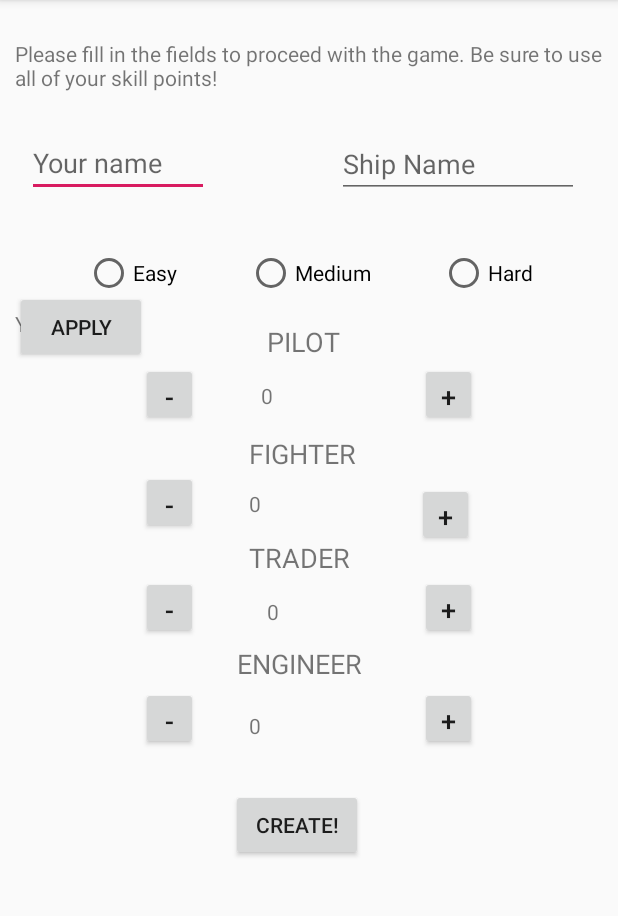
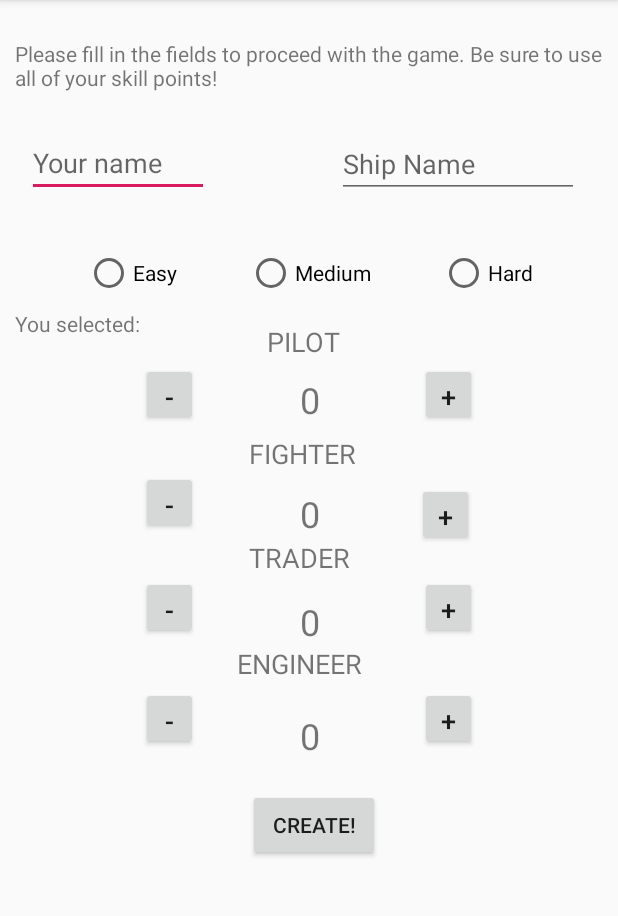
Before and after one commit to hannahli23/SpaceTraders, an Android app: the screen it shows after launch (MainActivity), on a phone screen of 412 x 824 dp, the part 84-1000 px from its top. Run offline under Robolectric (Android 15) with nearby library versions, the phone set to English and light mode, and no system bars.

Commit message:
minor tweaks here and there

```diff
--- a/SpaceTraders/app/src/main/java/com/cosmiccoders/spacetraders/entity/Difficulty.java
+++ b/SpaceTraders/app/src/main/java/com/cosmiccoders/spacetraders/entity/Difficulty.java
@@ -1,9 +1,11 @@
 package com.cosmiccoders.spacetraders.entity;
 
 public enum Difficulty {
+    BEGINNER("beginner"),
     EASY("easy"),
     NORMAL("normal"),
-    HARD("hard")
+    HARD("hard"),
+    IMPOSSIBLE("impossible")
     ;
 
     private final String difficulty;
--- a/SpaceTraders/app/src/main/java/com/cosmiccoders/spacetraders/entity/Person.java
+++ b/SpaceTraders/app/src/main/java/com/cosmiccoders/spacetraders/entity/Person.java
@@ -89,12 +89,12 @@ public class Person {
 
     public String toString() {
         String ans = "You are " + name + " who travels on the " + ship.getShipName()
-                + " which is a " + ship.getShipType() + " type ship. You have "
+                + " which is a " + ship.getShipType() + " type ship. \n You have "
                 + getSkill(Skills.PILOT) + "points, "
                 + getSkill(Skills.ENGINEER) + "points, "
                 + getSkill(Skills.FIGHTER) + "points, and "
                 + getSkill(Skills.TRADER) + "points in the skills "
-                + "pilot, engineer, fighter, trader respectively. You currently have $"
+                + "pilot, engineer, fighter, trader respectively. \n You currently have $"
                 + getCurrency() + " and you are playing on " + getDifficulty() + " mode.";
 
         return ans;
--- a/SpaceTraders/app/src/main/java/com/cosmiccoders/spacetraders/views/MainActivity.java
+++ b/SpaceTraders/app/src/main/java/com/cosmiccoders/spacetraders/views/MainActivity.java
@@ -247,6 +247,7 @@ public class MainActivity extends AppCompatActivity {
     }
 
     public void onCreatePressed(View view) {
+        person = new Person();
         person.setCurrency(1000);
         person.setDifficulty(Difficulty.EASY);
         person.setName(nameField.getText().toString());
@@ -259,8 +260,6 @@ public class MainActivity extends AppCompatActivity {
         person.setSkills(Skills.ENGINEER, Integer.parseInt(engineerSkills.getText().toString()));
 
         Log.i("MyActivity", person.toString());
-
-        finish();
     }
 
 }
--- a/SpaceTraders/app/src/main/res/layout/activity_main.xml
+++ b/SpaceTraders/app/src/main/res/layout/activity_main.xml
@@ -54,8 +54,8 @@
         android:layout_alignParentStart="false"
         android:layout_alignParentLeft="false"
         android:layout_alignParentTop="false"
-        android:layout_marginStart="144dp"
-        android:layout_marginLeft="144dp"
+        android:layout_marginStart="155dp"
+        android:layout_marginLeft="155dp"
         android:layout_marginTop="516dp"
         android:onClick="onCreatePressed"
         android:text="Create!"
@@ -224,6 +224,7 @@
 
     <RadioButton
         android:id="@+id/radio_one"
+        style="@style/Widget.AppCompat.CompoundButton.RadioButton"
         android:layout_width="wrap_content"
         android:layout_height="wrap_content"
         android:layout_marginTop="8dp"
@@ -238,6 +239,7 @@
 
     <RadioButton
         android:id="@+id/radio_two"
+        style="@style/Widget.AppCompat.CompoundButton.RadioButton"
         android:layout_width="wrap_content"
         android:layout_height="wrap_content"
         android:layout_marginTop="8dp"
@@ -252,9 +254,11 @@
 
     <RadioButton
         android:id="@+id/radio_three"
+        style="@android:style/Widget.CompoundButton.RadioButton"
         android:layout_width="wrap_content"
         android:layout_height="wrap_content"
         android:layout_marginTop="156dp"
+        android:checked="false"
         android:onClick="onRadioButtonClicked"
         android:text="Hard"
         app:layout_constraintEnd_toEndOf="parent"
@@ -271,57 +275,51 @@
         app:layout_constraintTop_toTopOf="parent"
         tools:layout_editor_absoluteX="6dp" />
 
-    <Button
-        android:id="@+id/button2"
-        android:layout_width="wrap_content"
-        android:layout_height="wrap_content"
-        android:layout_marginTop="184dp"
-        android:onClick="onAddPressed"
-        android:text="Apply"
-        app:layout_constraintTop_toTopOf="parent"
-        tools:layout_editor_absoluteX="307dp" />
-
     <TextView
         android:id="@+id/pilot_points"
-        android:layout_width="wrap_content"
-        android:layout_height="17dp"
-        android:layout_marginStart="164dp"
-        android:layout_marginLeft="164dp"
-        android:layout_marginTop="244dp"
+        android:layout_width="39dp"
+        android:layout_height="34dp"
+        android:layout_marginStart="190dp"
+        android:layout_marginLeft="176dp"
+        android:layout_marginTop="240dp"
         android:text="0"
+        android:textSize="24sp"
         app:layout_constraintStart_toStartOf="parent"
         app:layout_constraintTop_toTopOf="parent" />
 
     <TextView
         android:id="@+id/fighter_points"
-        android:layout_width="wrap_content"
-        android:layout_height="0dp"
-        android:layout_marginStart="156dp"
-        android:layout_marginLeft="156dp"
+        android:layout_width="29dp"
+        android:layout_height="28dp"
+        android:layout_marginStart="190dp"
+        android:layout_marginLeft="190dp"
         android:layout_marginTop="316dp"
         android:text="0"
+        android:textSize="24sp"
         app:layout_constraintStart_toStartOf="parent"
         app:layout_constraintTop_toTopOf="parent" />
 
     <TextView
         android:id="@+id/trader_points"
-        android:layout_width="wrap_content"
-        android:layout_height="0dp"
-        android:layout_marginStart="168dp"
-        android:layout_marginLeft="168dp"
+        android:layout_width="37dp"
+        android:layout_height="31dp"
+        android:layout_marginStart="190dp"
+        android:layout_marginLeft="190dp"
         android:layout_marginTop="388dp"
         android:text="0"
+        android:textSize="24sp"
         app:layout_constraintStart_toStartOf="parent"
         app:layout_constraintTop_toTopOf="parent" />
 
     <TextView
         android:id="@+id/engineer_points"
-        android:layout_width="wrap_content"
-        android:layout_height="17dp"
-        android:layout_marginStart="156dp"
-        android:layout_marginLeft="156dp"
+        android:layout_width="35dp"
+        android:layout_height="33dp"
+        android:layout_marginStart="190dp"
+        android:layout_marginLeft="190dp"
         android:layout_marginTop="464dp"
         android:text="0"
+        android:textSize="24sp"
         app:layout_constraintStart_toStartOf="parent"
         app:layout_constraintTop_toTopOf="parent" />
 
```
Lines whose indentation alone changed are shown as unchanged.
